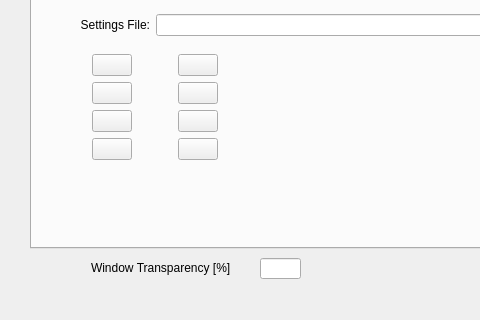
Above: preferences.ui from mblong/qtoma2 before the change; both pictures show x 0 to 480 and y 192 to 512 of the 889 by 512 pixel window. Below: the same form after it.
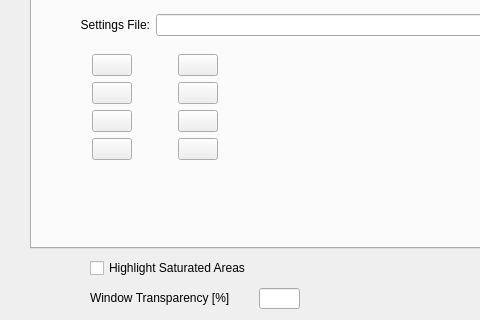
That is the form after the change. Icons and pictures are not drawn.

Commit message: Adding the Highlight Saturated option in preferences. Updated to latest UiIndependent bits and changes to preferences.* Still need color picker for highlight color.

The edit to the form file:
```diff
--- a/preferences.ui
+++ b/preferences.ui
@@ -566,8 +566,8 @@
   <widget class="QLineEdit" name="windowTransparency">
    <property name="geometry">
     <rect>
-     <x>260</x>
-     <y>450</y>
+     <x>259</x>
+     <y>480</y>
      <width>41</width>
      <height>21</height>
     </rect>
@@ -576,8 +576,8 @@
   <widget class="QLabel" name="label_7">
    <property name="geometry">
     <rect>
-     <x>91</x>
-     <y>450</y>
+     <x>90</x>
+     <y>480</y>
      <width>161</width>
      <height>20</height>
     </rect>
@@ -586,6 +586,19 @@
     <string>Window Transparency [%]</string>
    </property>
   </widget>
+  <widget class="QCheckBox" name="highlightBox">
+   <property name="geometry">
+    <rect>
+     <x>90</x>
+     <y>450</y>
+     <width>191</width>
+     <height>20</height>
+    </rect>
+   </property>
+   <property name="text">
+    <string>Highlight Saturated Areas</string>
+   </property>
+  </widget>
  </widget>
  <resources>
   <include location="qtoma2.qrc"/>
```
The commit also changes 5 other files.
